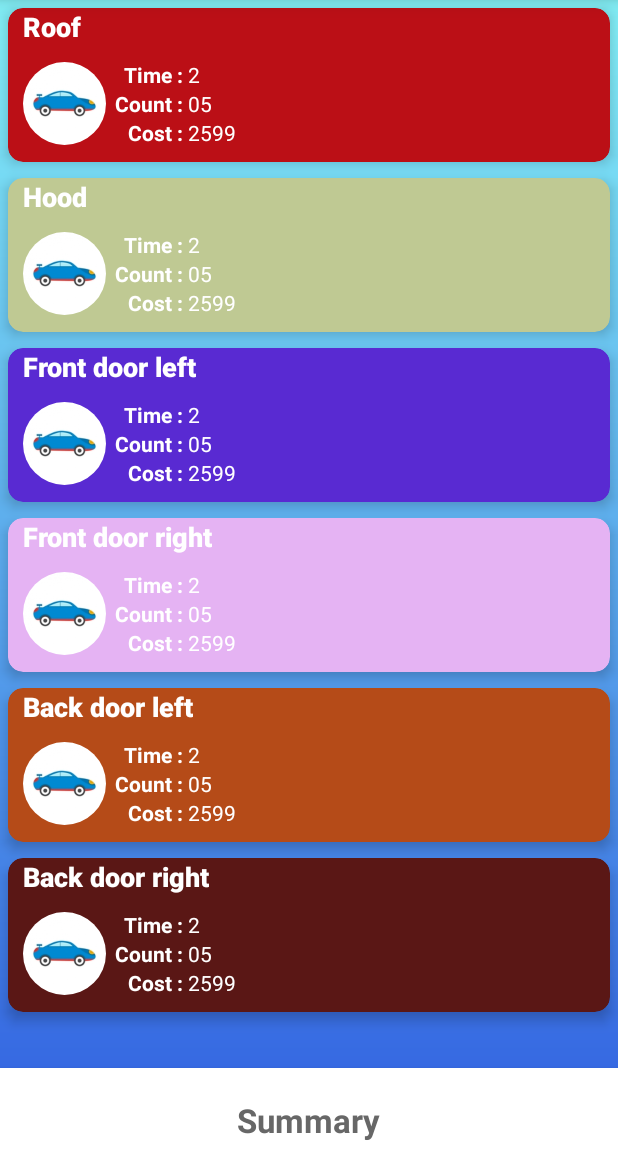
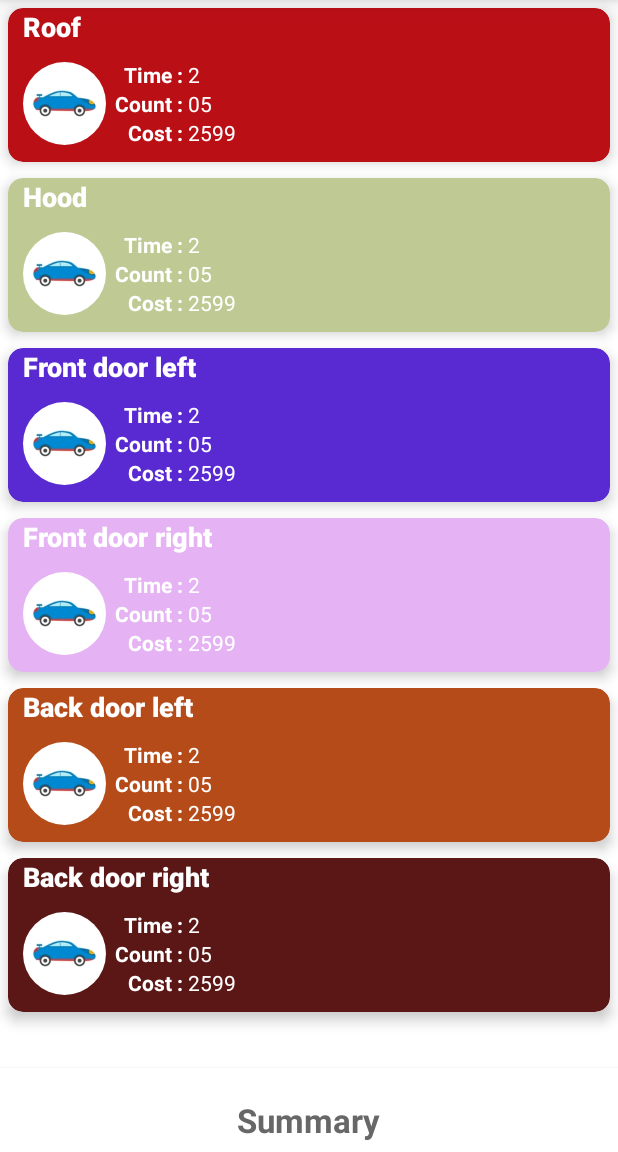
Before and after one commit to Vjcodemaster/MyVehicleBP, an Android app: the screen it shows after launch (MainActivity), after a tap on "Body & Paint", on a phone screen of 412 x 824 dp, the part 84-1236 px from its top. Run offline under Robolectric (Android 15) with nearby library versions, the phone set to English and light mode, and no system bars; our stand-ins replace CircleImageView; libraries missing offline, so code that uses them is left out: photo.editor; pictures from the network do not load; Roboto replaces fonts that are not available here.

```diff
--- a/app/src/main/res/layout/fragment_sub_menu.xml
+++ b/app/src/main/res/layout/fragment_sub_menu.xml
@@ -21,7 +21,7 @@
             android:id="@+id/rv_sub_menu"
             android:layout_marginTop="10dp"
             android:layout_width="match_parent"
-            android:background="@drawable/gradient_bg"
+            android:background="@android:color/white"
             android:layout_height="match_parent"
             android:layout_gravity="center" />
     </LinearLayout>
--- a/app/src/main/res/layout/rv_sub_menu.xml
+++ b/app/src/main/res/layout/rv_sub_menu.xml
@@ -8,10 +8,10 @@
     android:background="?attr/selectableItemBackground"
     android:clickable="true"
     android:focusable="true"
-    card_view:cardBackgroundColor="@color/colorAccent"
+
     card_view:cardCornerRadius="10dp"
     card_view:cardElevation="5dp">
-
+    <!--card_view:cardBackgroundColor="@color/colorAccent"-->
     <LinearLayout
         android:layout_width="match_parent"
         android:layout_height="match_parent"
```
